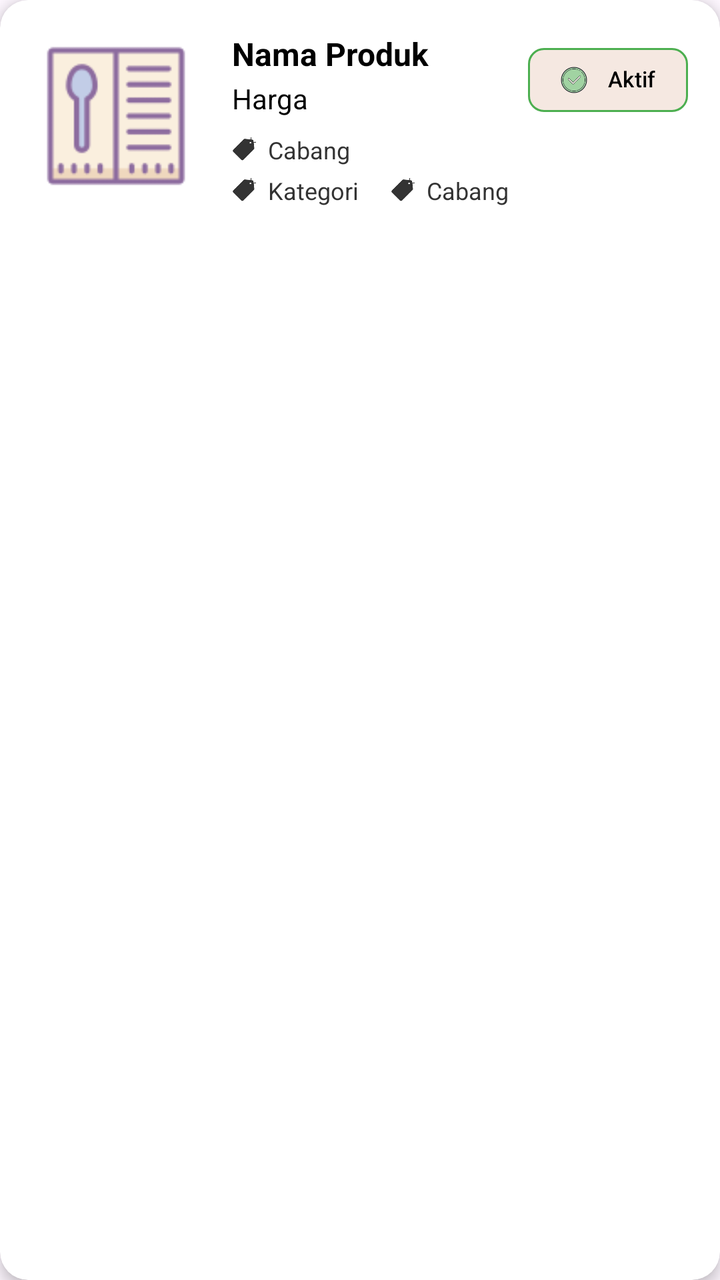
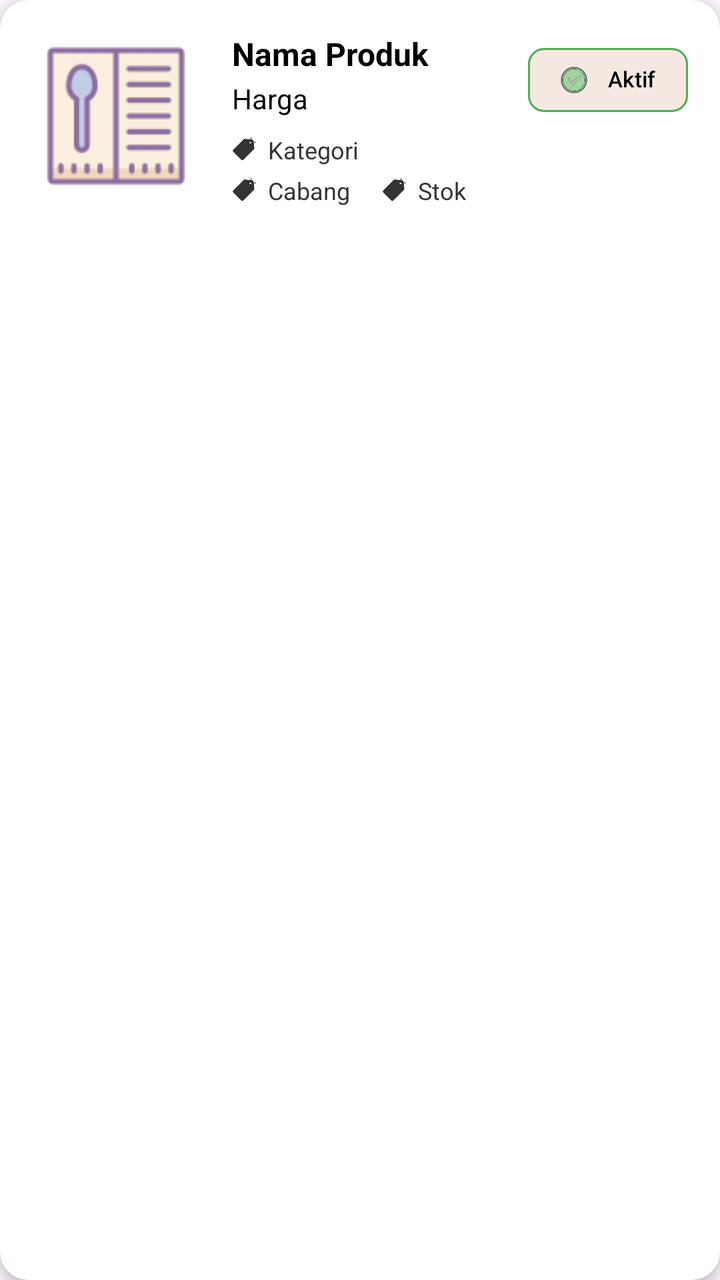

Two renders of the same Android screen: before a commit and after it. Below are the layout's source before the change and the commit's diff.
<!-- AndroidManifest.xml: application theme Theme.PenjualanDev -->
<!-- res/layout/item_data_produk.xml -->
<?xml version="1.0" encoding="utf-8"?>
<com.google.android.material.card.MaterialCardView xmlns:android="http://schemas.android.com/apk/res/android"
    xmlns:app="http://schemas.android.com/apk/res-auto"
    xmlns:tools="http://schemas.android.com/tools"
    android:id="@+id/card_produk"
    android:layout_width="match_parent"
    android:layout_height="wrap_content"
    android:layout_marginHorizontal="12dp"
    android:layout_marginVertical="6dp"
    android:clickable="true"
    android:focusable="true"
    app:cardBackgroundColor="@android:color/white"
    app:cardCornerRadius="14dp"
    app:cardElevation="4dp"
    app:strokeWidth="0dp">

    <androidx.constraintlayout.widget.ConstraintLayout
        android:layout_width="match_parent"
        android:layout_height="wrap_content"
        android:padding="16dp">

        <androidx.cardview.widget.CardView
            android:id="@+id/card_image"
            android:layout_width="84dp"
            android:layout_height="84dp"
            app:cardCornerRadius="10dp"
            app:cardElevation="0dp"
            app:layout_constraintBottom_toBottomOf="parent"
            app:layout_constraintStart_toStartOf="parent"
            app:layout_constraintTop_toTopOf="parent"
            app:layout_constraintVertical_bias="0.0">

            <ImageView
                android:id="@+id/img_produk"
                android:layout_width="match_parent"
                android:layout_height="wrap_content"
                android:scaleType="centerCrop"
                android:src="@drawable/menu" />
        </androidx.cardview.widget.CardView>

        <TextView
            android:id="@+id/tv_nama_produk"
            android:layout_width="0dp"
            android:layout_height="wrap_content"
            android:layout_marginStart="16dp"
            android:layout_marginEnd="8dp"
            android:text="Nama Produk"
            android:textColor="@android:color/black"
            android:textSize="16sp"
            android:textStyle="bold"
            app:layout_constraintEnd_toStartOf="@+id/chip_status"
            app:layout_constraintStart_toEndOf="@id/card_image"
            app:layout_constraintTop_toTopOf="@id/card_image" />

        <TextView
            android:id="@+id/tv_harga_produk"
            android:layout_width="0dp"
            android:layout_height="wrap_content"
            android:layout_marginTop="2dp"
            android:text="Harga"
            android:textColor="@android:color/black"
            android:textSize="14sp"
            app:layout_constraintEnd_toEndOf="@id/tv_nama_produk"
            app:layout_constraintStart_toStartOf="@id/tv_nama_produk"
            app:layout_constraintTop_toBottomOf="@id/tv_nama_produk" />

        
        <LinearLayout
            android:id="@+id/ll_info_1"
            android:layout_width="wrap_content"
            android:layout_height="wrap_content"
            android:layout_marginTop="8dp"
            android:gravity="center_vertical"
            android:orientation="horizontal"
            app:layout_constraintStart_toStartOf="@id/tv_nama_produk"
            app:layout_constraintTop_toBottomOf="@id/tv_harga_produk">

            <ImageView
                android:layout_width="12dp"
                android:layout_height="12dp"
                android:src="@drawable/label"
                app:tint="#333333" />

            <TextView
                android:layout_width="wrap_content"
                android:layout_height="wrap_content"
                android:layout_marginStart="6dp"
                android:text="Cabang"
                android:textColor="#333333"
                android:textSize="12sp" />
        </LinearLayout>

        
        <LinearLayout
            android:id="@+id/ll_info_2"
            android:layout_width="wrap_content"
            android:layout_height="wrap_content"
            android:layout_marginTop="4dp"
            android:gravity="center_vertical"
            android:orientation="horizontal"
            app:layout_constraintStart_toStartOf="@id/tv_nama_produk"
            app:layout_constraintTop_toBottomOf="@id/ll_info_1">

            <ImageView
                android:layout_width="12dp"
                android:layout_height="12dp"
                android:src="@drawable/label"
                app:tint="#333333" />

            <TextView
                android:layout_width="wrap_content"
                android:layout_height="wrap_content"
                android:layout_marginStart="6dp"
                android:text="Kategori"
                android:textColor="#333333"
                android:textSize="12sp" />
        </LinearLayout>

        
        <LinearLayout
            android:id="@+id/ll_info_3"
            android:layout_width="wrap_content"
            android:layout_height="wrap_content"
            android:layout_marginStart="16dp"
            android:gravity="center_vertical"
            android:orientation="horizontal"
            app:layout_constraintBottom_toBottomOf="@id/ll_info_2"
            app:layout_constraintStart_toEndOf="@id/ll_info_2"
            app:layout_constraintTop_toTopOf="@id/ll_info_2">

            <ImageView
                android:layout_width="12dp"
                android:layout_height="12dp"
                android:src="@drawable/label"
                app:tint="#333333" />

            <TextView
                android:layout_width="wrap_content"
                android:layout_height="wrap_content"
                android:layout_marginStart="6dp"
                android:text="Cabang"
                android:textColor="#333333"
                android:textSize="12sp" />
        </LinearLayout>

        <com.google.android.material.chip.Chip
            android:id="@+id/chip_status"
            android:layout_width="wrap_content"
            android:layout_height="wrap_content"
            android:text="Aktif"
            android:textSize="11sp"
            app:chipBackgroundColor="@android:color/transparent"
            app:chipIcon="@drawable/tick"
            app:chipIconVisible="true"
            app:chipMinHeight="32dp"
            app:chipStrokeColor="#4CAF50"
            app:chipStrokeWidth="1dp"
            app:iconStartPadding="6dp"
            app:layout_constraintEnd_toEndOf="parent"
            app:layout_constraintTop_toTopOf="@id/card_image" />

    </androidx.constraintlayout.widget.ConstraintLayout>
</com.google.android.material.card.MaterialCardView>
<!-- resources referenced by this layout -->
<resources>
  <!-- drawable label: png bitmap (drawable, 3169 bytes) -->
  <!-- drawable menu: png bitmap (drawable, 1911 bytes) -->
  <!-- drawable tick: png bitmap (drawable, 3547 bytes) -->
  <style name="Theme.PenjualanDev" parent="Base.Theme.PenjualanDev" />
  <style name="Base.Theme.PenjualanDev" parent="Theme.Material3.DayNight.NoActionBar">
          
          <item name="colorPrimary">@color/colorAccent</item>
          <item name="colorOnPrimary">@color/white</item>
          
          <item name="colorSecondary">@color/colorButtonBackground</item>
          <item name="colorOnSecondary">@color/white</item>
          
          <item name="android:statusBarColor">?attr/colorSurface</item>
          
          <item name="colorSurface">@color/colorScreenBackground</item>
          <item name="colorOnSurface">@color/colorPrimaryText</item>
          <item name="colorSurfaceContainer">@color/colorCardBackground</item>
          <item name="colorOnSurfaceVariant">@color/colorSecondaryText</item>
      </style>
  <color name="colorAccent">#fe6e28</color>
  <color name="white">#FFFFFFFF</color>
  <color name="colorButtonBackground">#2151f9</color>
  <color name="colorScreenBackground">#F5F5F5</color>
  <color name="colorPrimaryText">#000000</color>
  <color name="colorCardBackground">#FFFFFF</color>
  <color name="colorSecondaryText">#B3B3B3</color>
</resources>

<!-- the commit's change to res/layout/item_data_produk.xml (unified diff, before → after) -->
@@ -85,7 +85,7 @@
                 android:layout_width="wrap_content"
                 android:layout_height="wrap_content"
                 android:layout_marginStart="6dp"
-                android:text="Cabang"
+                android:text="Kategori"
                 android:textColor="#333333"
                 android:textSize="12sp" />
         </LinearLayout>
@@ -111,7 +111,7 @@
                 android:layout_width="wrap_content"
                 android:layout_height="wrap_content"
                 android:layout_marginStart="6dp"
-                android:text="Kategori"
+                android:text="Cabang"
                 android:textColor="#333333"
                 android:textSize="12sp" />
         </LinearLayout>
@@ -138,7 +138,7 @@
                 android:layout_width="wrap_content"
                 android:layout_height="wrap_content"
                 android:layout_marginStart="6dp"
-                android:text="Cabang"
+                android:text="Stok"
                 android:textColor="#333333"
                 android:textSize="12sp" />
         </LinearLayout>
